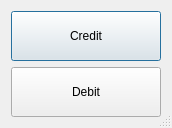
First picture: the form in bankautomat/LOGIN_DLL/debitcreditwindow.ui, repository Necromunda/ATM, before the edit.
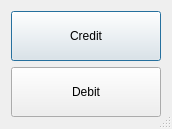
Second picture: the form after the edit.

Patch:
```diff
--- a/bankautomat/LOGIN_DLL/debitcreditwindow.ui
+++ b/bankautomat/LOGIN_DLL/debitcreditwindow.ui
@@ -6,10 +6,16 @@
    <rect>
     <x>0</x>
     <y>0</y>
-    <width>168</width>
-    <height>124</height>
+    <width>172</width>
+    <height>129</height>
    </rect>
   </property>
+  <property name="maximumSize">
+   <size>
+    <width>172</width>
+    <height>129</height>
+   </size>
+  </property>
   <property name="windowTitle">
    <string>Dialog</string>
   </property>
```
Left out of the diff: 3 changed lines with no effect on the pictures.
